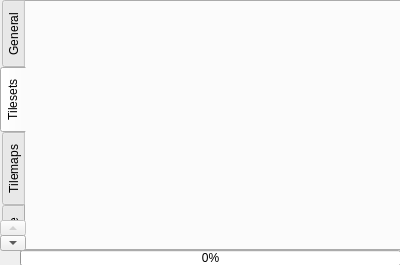
ahmed-agiza/Jupiter, file gpumemorydump.ui: the form before one commit.
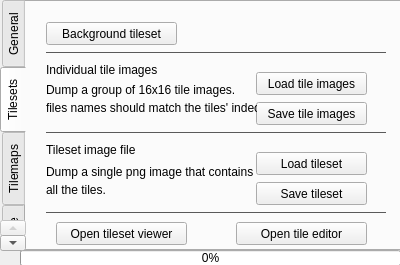
The form after the commit. The open tabs and pages were chosen to show the change.

Commit message: Dumping tiles

Patch:
```diff
--- a/gpumemorydump.ui
+++ b/gpumemorydump.ui
@@ -123,6 +123,223 @@
     <attribute name="title">
      <string>Tilesets</string>
     </attribute>
+    <widget class="QLabel" name="label_9">
+     <property name="geometry">
+      <rect>
+       <x>20</x>
+       <y>60</y>
+       <width>111</width>
+       <height>16</height>
+      </rect>
+     </property>
+     <property name="text">
+      <string>Individual tile images</string>
+     </property>
+    </widget>
+    <widget class="QLabel" name="line_3">
+     <property name="geometry">
+      <rect>
+       <x>20</x>
+       <y>50</y>
+       <width>340</width>
+       <height>1</height>
+      </rect>
+     </property>
+     <property name="styleSheet">
+      <string notr="true">background-color: rgb(90,90,90);</string>
+     </property>
+     <property name="text">
+      <string/>
+     </property>
+    </widget>
+    <widget class="QLabel" name="label_10">
+     <property name="geometry">
+      <rect>
+       <x>20</x>
+       <y>140</y>
+       <width>111</width>
+       <height>16</height>
+      </rect>
+     </property>
+     <property name="text">
+      <string>Tileset image file</string>
+     </property>
+    </widget>
+    <widget class="QPushButton" name="loadTileImages">
+     <property name="geometry">
+      <rect>
+       <x>230</x>
+       <y>70</y>
+       <width>111</width>
+       <height>23</height>
+      </rect>
+     </property>
+     <property name="text">
+      <string>Load tile images</string>
+     </property>
+    </widget>
+    <widget class="QPushButton" name="saveTileImages">
+     <property name="geometry">
+      <rect>
+       <x>230</x>
+       <y>100</y>
+       <width>111</width>
+       <height>23</height>
+      </rect>
+     </property>
+     <property name="text">
+      <string>Save tile images</string>
+     </property>
+    </widget>
+    <widget class="QPushButton" name="loadTileset">
+     <property name="geometry">
+      <rect>
+       <x>230</x>
+       <y>150</y>
+       <width>111</width>
+       <height>23</height>
+      </rect>
+     </property>
+     <property name="text">
+      <string>Load tileset</string>
+     </property>
+    </widget>
+    <widget class="QPushButton" name="saveTileset">
+     <property name="geometry">
+      <rect>
+       <x>230</x>
+       <y>180</y>
+       <width>111</width>
+       <height>23</height>
+      </rect>
+     </property>
+     <property name="text">
+      <string>Save tileset</string>
+     </property>
+    </widget>
+    <widget class="QLabel" name="line_4">
+     <property name="geometry">
+      <rect>
+       <x>20</x>
+       <y>130</y>
+       <width>340</width>
+       <height>1</height>
+      </rect>
+     </property>
+     <property name="styleSheet">
+      <string notr="true">background-color: rgb(90,90,90);</string>
+     </property>
+     <property name="text">
+      <string/>
+     </property>
+    </widget>
+    <widget class="QLabel" name="line_5">
+     <property name="geometry">
+      <rect>
+       <x>20</x>
+       <y>210</y>
+       <width>340</width>
+       <height>1</height>
+      </rect>
+     </property>
+     <property name="styleSheet">
+      <string notr="true">background-color: rgb(90,90,90);</string>
+     </property>
+     <property name="text">
+      <string/>
+     </property>
+    </widget>
+    <widget class="QPushButton" name="openTilesetViewer">
+     <property name="geometry">
+      <rect>
+       <x>30</x>
+       <y>220</y>
+       <width>131</width>
+       <height>23</height>
+      </rect>
+     </property>
+     <property name="text">
+      <string>Open tileset viewer</string>
+     </property>
+    </widget>
+    <widget class="QPushButton" name="openTileEditor">
+     <property name="geometry">
+      <rect>
+       <x>210</x>
+       <y>220</y>
+       <width>131</width>
+       <height>23</height>
+      </rect>
+     </property>
+     <property name="text">
+      <string>Open tile editor</string>
+     </property>
+    </widget>
+    <widget class="QPushButton" name="tilesetPushButton">
+     <property name="geometry">
+      <rect>
+       <x>20</x>
+       <y>20</y>
+       <width>131</width>
+       <height>23</height>
+      </rect>
+     </property>
+     <property name="text">
+      <string>Background tileset</string>
+     </property>
+    </widget>
+    <widget class="QLabel" name="label_11">
+     <property name="geometry">
+      <rect>
+       <x>20</x>
+       <y>80</y>
+       <width>211</width>
+       <height>16</height>
+      </rect>
+     </property>
+     <property name="text">
+      <string>Dump a group of 16x16 tile images.</string>
+     </property>
+    </widget>
+    <widget class="QLabel" name="label_12">
+     <property name="geometry">
+      <rect>
+       <x>20</x>
+       <y>98</y>
+       <width>211</width>
+       <height>16</height>
+      </rect>
+     </property>
+     <property name="text">
+      <string>files names should match the tiles' indeces</string>
+     </property>
+    </widget>
+    <widget class="QLabel" name="label_13">
+     <property name="geometry">
+      <rect>
+       <x>20</x>
+       <y>162</y>
+       <width>211</width>
+       <height>16</height>
+      </rect>
+     </property>
+     <property name="text">
+      <string>Dump a single png image that contains</string>
+     </property>
+    </widget>
+    <widget class="QLabel" name="label_14">
+     <property name="geometry">
+      <rect>
+       <x>20</x>
+       <y>180</y>
+       <width>211</width>
+       <height>16</height>
+      </rect>
+     </property>
+     <property name="text">
+      <string>all the tiles.</string>
+     </property>
+    </widget>
    </widget>
    <widget class="QWidget" name="tilemapsTab">
     <attribute name="title">
```
Left out of the diff: 162 changed lines with no effect on the pictures. The commit also changes 13 other files.
